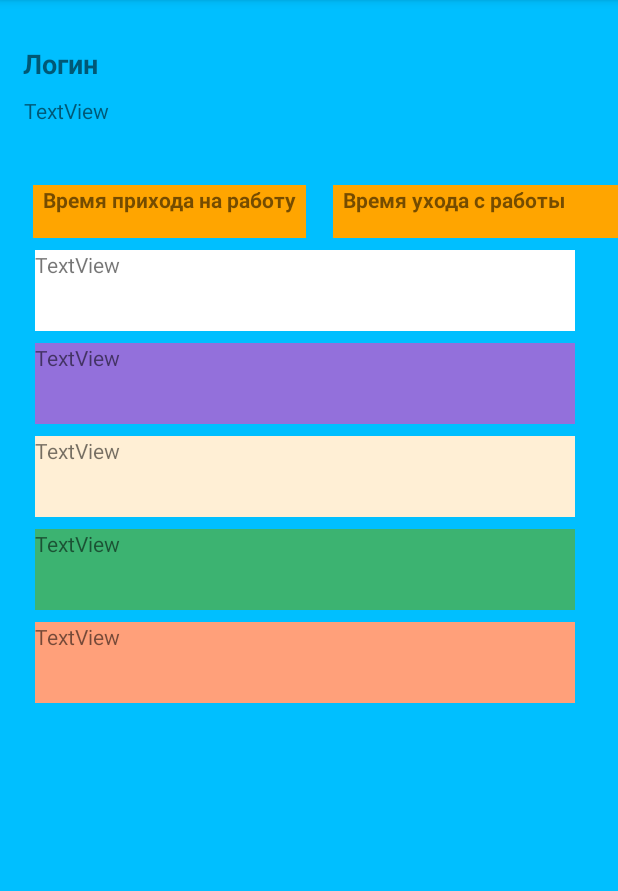
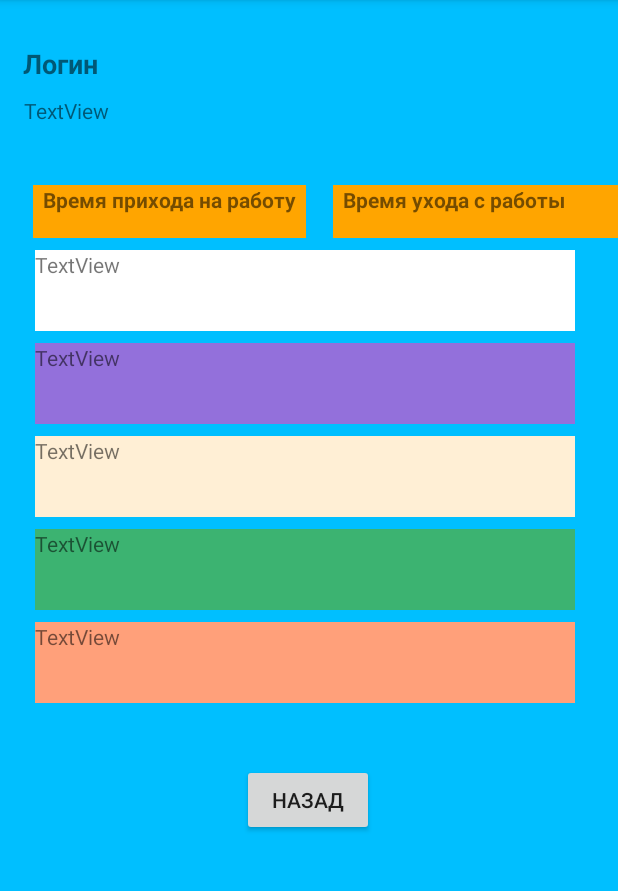
Before and after one commit to keldkemp/android2019, an Android app: the Main2Activity screen opened directly, with no data from a screen before it, on a phone screen of 412 x 824 dp, the part 84-975 px from its top. Run offline under Robolectric (Android 15) with nearby library versions, the phone set to English and light mode, and no system bars; 5 statements that could not run were skipped.

Commit message:
Костыли на костылях Дизайн типа

```diff
--- a/app/src/main/java/com/example/project2019/Main2Activity.kt
+++ b/app/src/main/java/com/example/project2019/Main2Activity.kt
@@ -3,6 +3,7 @@ package com.example.project2019
 import android.graphics.Color
 import androidx.appcompat.app.AppCompatActivity
 import android.os.Bundle
+import android.view.View
 import kotlinx.android.synthetic.main.activity_main.*
 import kotlinx.android.synthetic.main.activity_main2.*
 import kotlinx.android.synthetic.main.activity_main2.view.*
@@ -13,6 +14,10 @@ class Main2Activity : AppCompatActivity() {
 
     companion object {
         const val USER = "user"
+    }
+
+    fun exit(view: View) {
+        this.finish()
     }
 
     override fun onCreate(savedInstanceState: Bundle?) {
--- a/app/src/main/res/layout/activity_main2.xml
+++ b/app/src/main/res/layout/activity_main2.xml
@@ -82,4 +82,15 @@
             android:layout_height="35dp"
             android:id="@+id/textView9" app:layout_constraintEnd_toEndOf="parent"
             android:layout_marginTop="123dp" app:layout_constraintTop_toTopOf="parent" android:textStyle="bold"/>
+    <Button
+            android:text="Назад"
+            android:onClick="exit"
+            android:layout_width="wrap_content"
+            android:layout_height="wrap_content"
+            android:id="@+id/button_exit" android:layout_marginTop="8dp"
+            app:layout_constraintTop_toBottomOf="@+id/textView6" app:layout_constraintEnd_toEndOf="parent"
+            android:layout_marginEnd="8dp" app:layout_constraintStart_toStartOf="parent"
+            android:layout_marginStart="8dp" android:layout_marginBottom="50dp"
+            app:layout_constraintBottom_toBottomOf="parent" app:layout_constraintHorizontal_bias="0.498"
+            app:layout_constraintVertical_bias="0.17"/>
 </androidx.constraintlayout.widget.ConstraintLayout>
```
